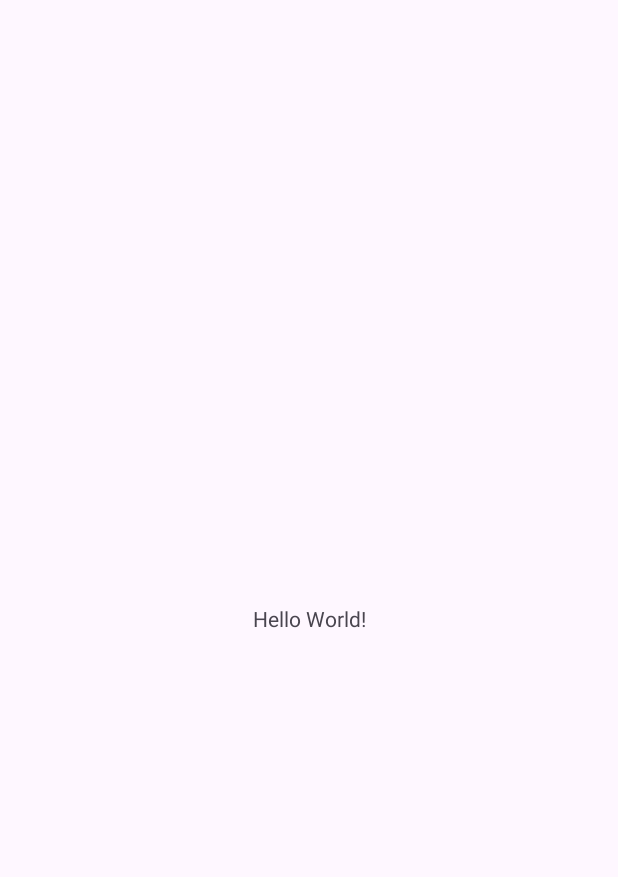
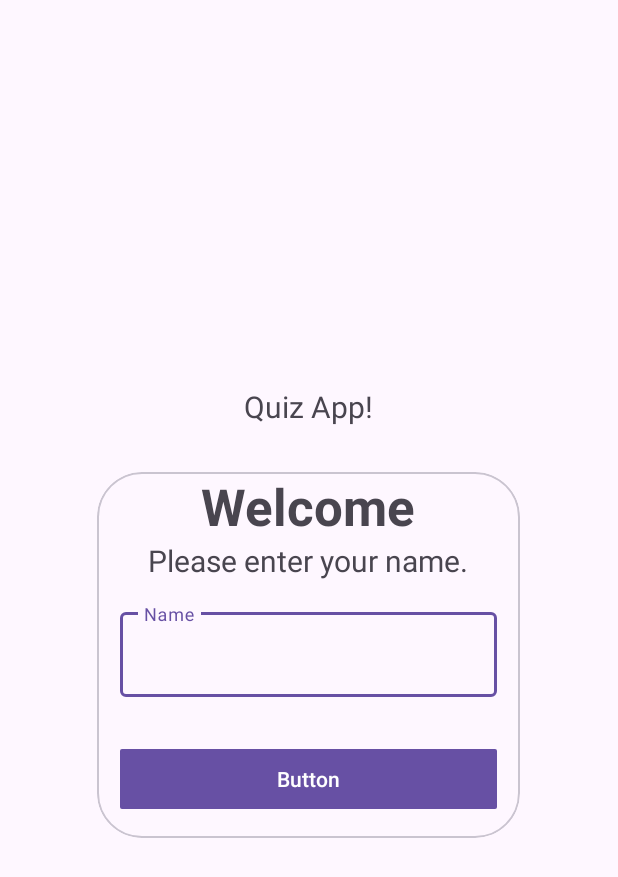
Before and after one commit to Limuwahanelis/QuizAppXML, an Android app: the screen it shows after launch (MainActivity), on a phone screen of 412 x 824 dp. Before the commit the part shown is almost empty. Shown: the top 877 px of the screen. Run offline under Robolectric (Android 15) with nearby library versions, the phone set to English and light mode, and no system bars.

Commit message:
Add starting ui.

```diff
--- a/app/src/main/res/layout/activity_main.xml
+++ b/app/src/main/res/layout/activity_main.xml
@@ -1,18 +1,74 @@
 <?xml version="1.0" encoding="utf-8"?>
-<androidx.constraintlayout.widget.ConstraintLayout xmlns:android="http://schemas.android.com/apk/res/android"
+<LinearLayout xmlns:android="http://schemas.android.com/apk/res/android"
     xmlns:app="http://schemas.android.com/apk/res-auto"
     xmlns:tools="http://schemas.android.com/tools"
     android:layout_width="match_parent"
     android:layout_height="match_parent"
+    android:layout_margin="15dp"
+    android:gravity="center_horizontal|center_vertical"
+    android:orientation="vertical"
+    android:paddingBottom="8dp"
     tools:context=".MainActivity">
 
     <TextView
+        android:id="@+id/App_name"
         android:layout_width="wrap_content"
         android:layout_height="wrap_content"
-        android:text="Hello World!"
-        app:layout_constraintBottom_toBottomOf="parent"
-        app:layout_constraintEnd_toEndOf="parent"
-        app:layout_constraintStart_toStartOf="parent"
-        app:layout_constraintTop_toTopOf="parent" />
+        android:gravity="center_horizontal"
+        android:text="@string/App_name"
+        android:textSize="20sp" />
 
-</androidx.constraintlayout.widget.ConstraintLayout>
+    <com.google.android.material.card.MaterialCardView
+        android:layout_width="wrap_content"
+        android:layout_height="wrap_content"
+        android:layout_marginTop="30dp"
+        app:cardCornerRadius="30dp">
+
+        <LinearLayout
+            android:layout_width="282dp"
+            android:layout_height="wrap_content"
+            android:layout_gravity="center"
+            android:gravity="center_horizontal"
+            android:orientation="vertical">
+
+            <TextView
+                android:id="@+id/textView2"
+                android:layout_width="wrap_content"
+                android:layout_height="wrap_content"
+                android:text="Welcome"
+                android:textSize="34sp"
+                android:textStyle="bold" />
+
+            <TextView
+                android:id="@+id/textView3"
+                android:layout_width="wrap_content"
+                android:layout_height="wrap_content"
+                android:text="Please enter your name."
+                android:textSize="20sp" />
+
+            <com.google.android.material.textfield.TextInputLayout
+                android:layout_width="match_parent"
+                android:layout_height="match_parent"
+                android:padding="15dp"
+                android:textColorHint="#925A5555">
+
+                <com.google.android.material.textfield.TextInputEditText
+                    android:layout_width="match_parent"
+                    android:layout_height="wrap_content"
+                    android:hint="Name" />
+
+            </com.google.android.material.textfield.TextInputLayout>
+
+            <Button
+                android:id="@+id/button"
+                android:layout_width="match_parent"
+                android:layout_height="wrap_content"
+                android:layout_margin="15dp"
+                android:layout_weight="1"
+                android:padding="0dp"
+                android:text="Button"
+                app:cornerRadius="1dp" />
+        </LinearLayout>
+
+    </com.google.android.material.card.MaterialCardView>
+</LinearLayout>
--- a/app/src/main/res/values/strings.xml
+++ b/app/src/main/res/values/strings.xml
@@ -1,3 +1,4 @@
 <resources>
     <string name="app_name">QuizAppXML</string>
+    <string name="App_name">Quiz App!</string>
 </resources>
```
